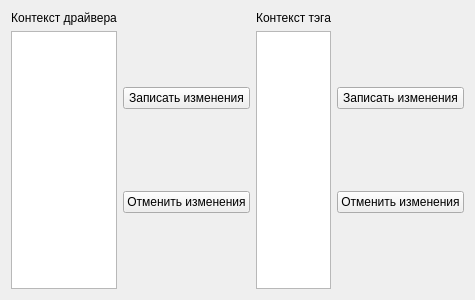
Above: formdrivertables.ui from vokhmianin-da/runTimeConfigurator before the change. Below: the same form after it.
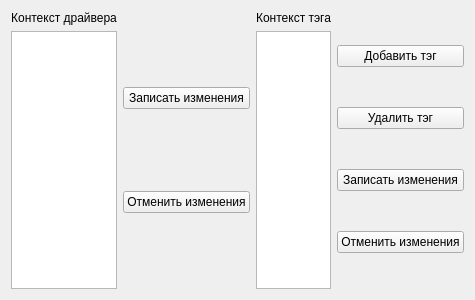
That is the form after the change.

Commit message: Добавление тэгов есть

```diff
--- a/formdrivertables.ui
+++ b/formdrivertables.ui
@@ -6,7 +6,7 @@
    <rect>
     <x>0</x>
     <y>0</y>
-    <width>400</width>
+    <width>449</width>
     <height>300</height>
    </rect>
   </property>
@@ -74,6 +74,20 @@
      </item>
      <item>
       <layout class="QVBoxLayout" name="verticalLayout_4">
+       <item>
+        <widget class="QPushButton" name="pbAddTag">
+         <property name="text">
+          <string>Добавить тэг</string>
+         </property>
+        </widget>
+       </item>
+       <item>
+        <widget class="QPushButton" name="pbRemoveTag">
+         <property name="text">
+          <string>Удалить тэг</string>
+         </property>
+        </widget>
+       </item>
        <item>
         <widget class="QPushButton" name="pbTagContextSubmitAll">
          <property name="text">
```
The commit also changes 2 other files.
